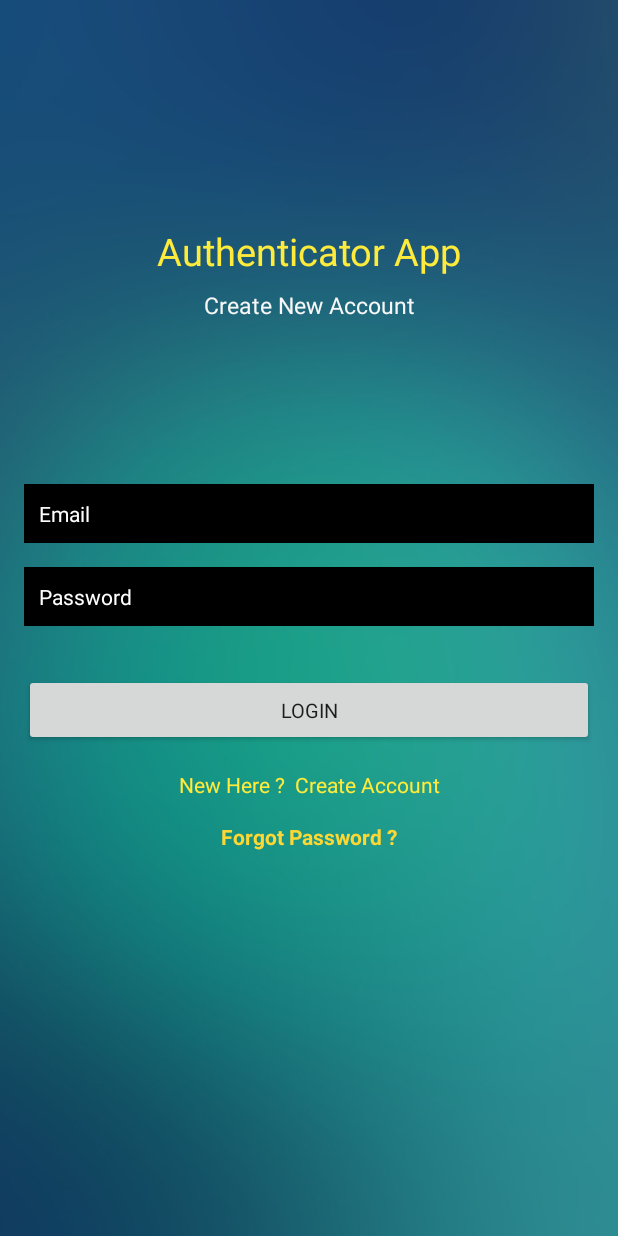
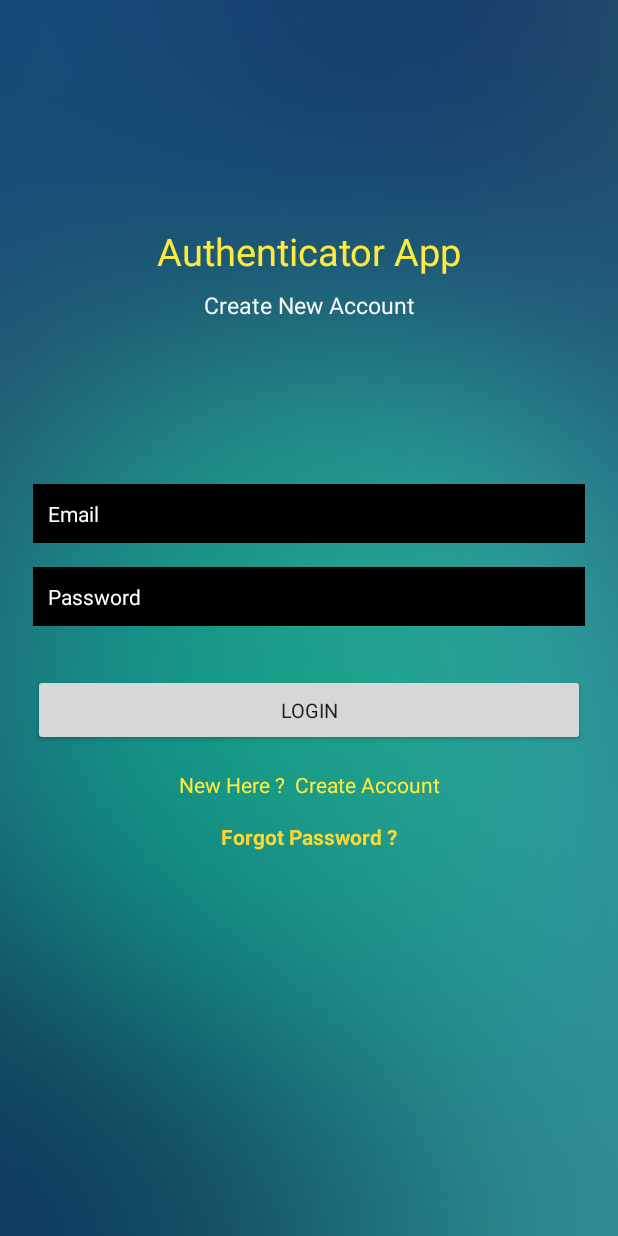
Before and after one commit to bikashthapa01/firebase-authentication-android, an Android app: the Login screen opened directly, with no data from a screen before it, on a phone screen of 412 x 824 dp. Run offline under Robolectric (Android 15) with nearby library versions, the phone set to English and light mode, and no system bars; our stand-ins replace Firebase (no records; nobody signed in at launch, a user with empty details on screens opened directly); Roboto replaces fonts that are not available here.

Commit message:
Update activity_login.xml

```diff
--- a/app/src/main/res/layout/activity_login.xml
+++ b/app/src/main/res/layout/activity_login.xml
@@ -38,8 +38,8 @@
         android:id="@+id/Email"
         android:layout_width="0dp"
         android:layout_height="wrap_content"
-        android:layout_marginStart="16dp"
-        android:layout_marginEnd="16dp"
+        android:layout_marginStart="22dp"
+        android:layout_marginEnd="22dp"
         android:background="@android:color/black"
         android:ems="10"
         android:fontFamily="@font/aclonica"
@@ -59,9 +59,9 @@
         android:id="@+id/password"
         android:layout_width="0dp"
         android:layout_height="wrap_content"
-        android:layout_marginStart="16dp"
+        android:layout_marginStart="22dp"
         android:layout_marginTop="16dp"
-        android:layout_marginEnd="16dp"
+        android:layout_marginEnd="22dp"
         android:background="@android:color/black"
         android:ems="10"
         android:fontFamily="@font/aclonica"
@@ -79,9 +79,9 @@
         android:id="@+id/loginBtn"
         android:layout_width="0dp"
         android:layout_height="wrap_content"
-        android:layout_marginStart="16dp"
+        android:layout_marginStart="22dp"
         android:layout_marginTop="32dp"
-        android:layout_marginEnd="16dp"
+        android:layout_marginEnd="22dp"
         android:fontFamily="@font/aclonica"
         android:text="Login"
         android:textSize="13sp"
```
